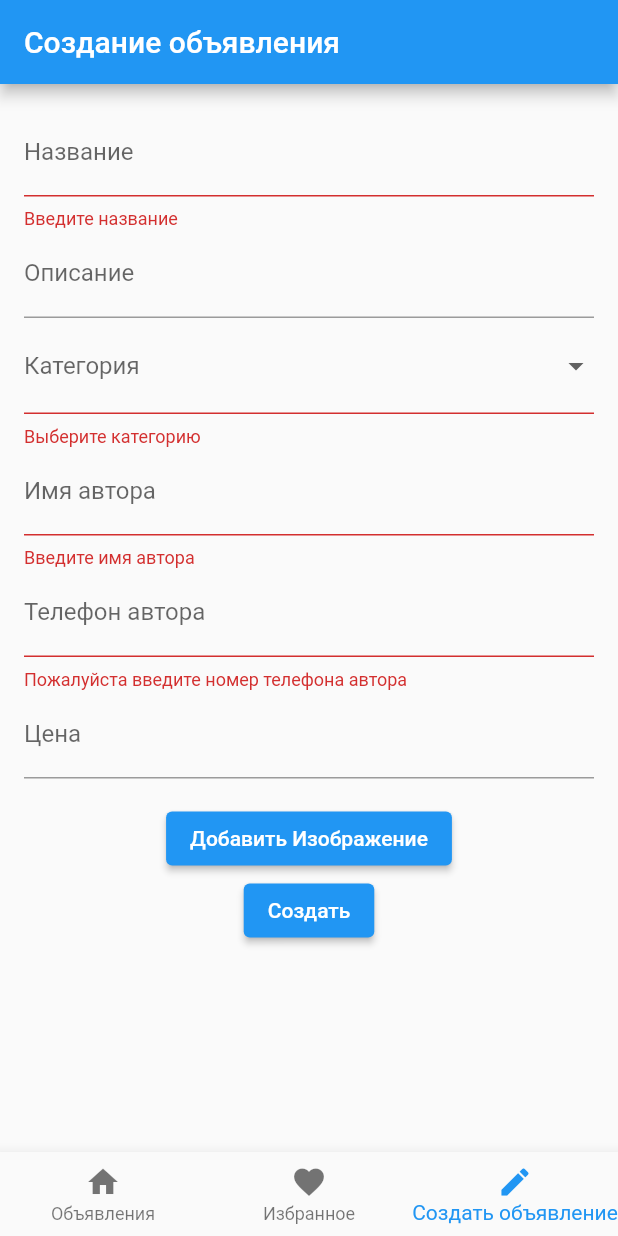
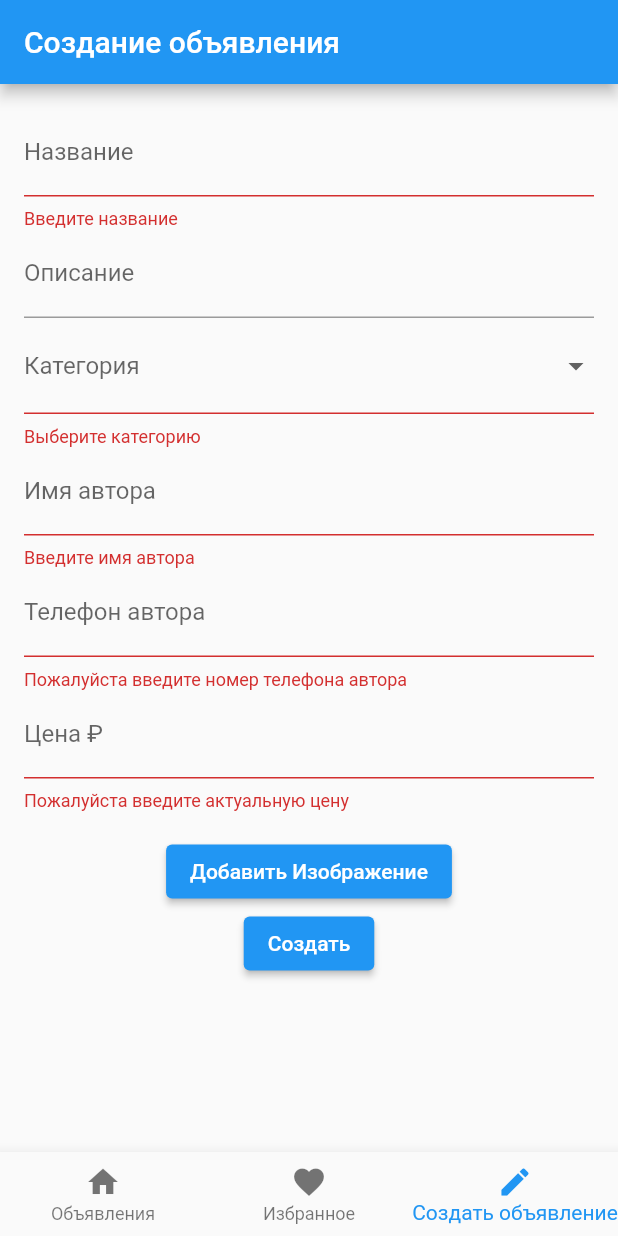
Before and after one commit to dmitryzag/actonicaTest, a Flutter app: the screen it shows after launch, item 3 of the bottom bar chosen, after a tap on "Создать", on a phone screen of 412 x 824 dp. Run offline on Flutter 3.47's test engine with Material 2 defaults, Android fonts, the phone set to English and light mode, and no system bars; our stand-ins replace image_picker, shared_preferences, sqflite; accounts and stored records are empty.

Commit message:
исправление логики добавление цены в рублях

```diff
--- a/lib/models/database.dart
+++ b/lib/models/database.dart
@@ -42,7 +42,7 @@ class SQLHelper {
       String author_name,
       String author_phone,
       String? image,
-      double? price) async {
+      int? price) async {
     final db = await SQLHelper.db();
 
     final data = {
@@ -79,7 +79,7 @@ class SQLHelper {
     String author_name,
     String author_phone,
     String? image,
-    double? price,
+    int? price,
   ) async {
     final db = await SQLHelper.db();
     final data = {
--- a/lib/models/dummy_data.dart
+++ b/lib/models/dummy_data.dart
@@ -8,7 +8,7 @@ void createDummyData() {
     'Дмитрий',
     '123456789',
     null,
-    100.0,
+    100,
   );
 
   SQLHelper.createData(
@@ -18,7 +18,7 @@ void createDummyData() {
     'Андрей',
     '987654321',
     null,
-    200.0,
+    200,
   );
 
   SQLHelper.createData(
@@ -28,7 +28,7 @@ void createDummyData() {
     'Алексей',
     '555555555',
     null,
-    300.0,
+    300,
   );
 
   SQLHelper.createData(
@@ -38,16 +38,16 @@ void createDummyData() {
     'Ольга',
     '777777777',
     null,
-    400.0,
+    400,
   );
 
   SQLHelper.createData(
     'Продам линейку',
     'Хорошая линейка, 30см, пользовался для чертежей',
     SQLHelper.categoriesList[1].name,
-    'Robert Wilson',
+    'Оппенгеймер',
     '999999999',
     null,
-    500.0,
+    500,
   );
 }
--- a/lib/screens/advert_maker.dart
+++ b/lib/screens/advert_maker.dart
@@ -47,7 +47,7 @@ class _DataFormState extends State<DataForm> {
       _authorNameController.text,
       _authorPhoneController.text,
       _imageController.text,
-      double.tryParse(_priceController.text),
+      int.tryParse(_priceController.text),
     );
     _refreshData();
   }
@@ -55,14 +55,14 @@ class _DataFormState extends State<DataForm> {
   void _fillFieldsWithAd() async {
     final ad = await SQLHelper.getSingleData(widget.adID!);
     setState(() {
-      _titleController.text = ad[0]['title'];
-      _descriptionController.text = ad[0]['description'];
+      _titleController.text = ad.first['title'];
+      _descriptionController.text = ad.first['description'];
       _selectedCategory = SQLHelper.categoriesList
-          .firstWhere((category) => category.name == ad[0]['category']);
-      _authorNameController.text = ad[0]['author_name'];
-      _authorPhoneController.text = ad[0]['author_phone'];
-      _imageController.text = ad[0]['image'];
-      _priceController.text = ad[0]['price'].toString();
+          .firstWhere((category) => category.name == ad.first['category']);
+      _authorNameController.text = ad.first['author_name'];
+      _authorPhoneController.text = ad.first['author_phone'];
+      _imageController.text = ad.first['image'];
+      _priceController.text = ad.first['price'].toString();
     });
   }
 
@@ -143,9 +143,17 @@ class _DataFormState extends State<DataForm> {
               ),
               TextFormField(
                 controller: _priceController,
-                decoration: const InputDecoration(labelText: 'Цена'),
-                keyboardType:
-                    const TextInputType.numberWithOptions(decimal: true),
+                decoration: const InputDecoration(
+                  labelText: 'Цена ₽',
+                  prefixText: '\u{20BD} ',
+                ),
+                keyboardType: TextInputType.number,
+                validator: (value) {
+                  if (int.tryParse(value!) is! int) {
+                    return 'Пожалуйста введите актуальную цену';
+                  }
+                  return null;
+                },
               ),
               const SizedBox(height: 16.0),
               ElevatedButton(
@@ -161,7 +169,7 @@ class _DataFormState extends State<DataForm> {
                     final authorName = _authorNameController.text;
                     final authorPhone = _authorPhoneController.text;
                     final image = _imageController.text;
-                    final price = double.tryParse(_priceController.text);
+                    final price = int.tryParse(_priceController.text);
 
                     if (widget.adID != null) {
                       SQLHelper.updateData(
@@ -197,8 +205,10 @@ class _DataFormState extends State<DataForm> {
 
                     ScaffoldMessenger.of(context).showSnackBar(
                       SnackBar(
-                          content: Text(
-                              'Объявление ${widget.adID != null ? 'обновлено' : 'создано'}')),
+                        content: Text(
+                          'Объявление ${widget.adID != null ? 'обновлено' : 'создано'}',
+                        ),
+                      ),
                     );
                   }
                 },
```
